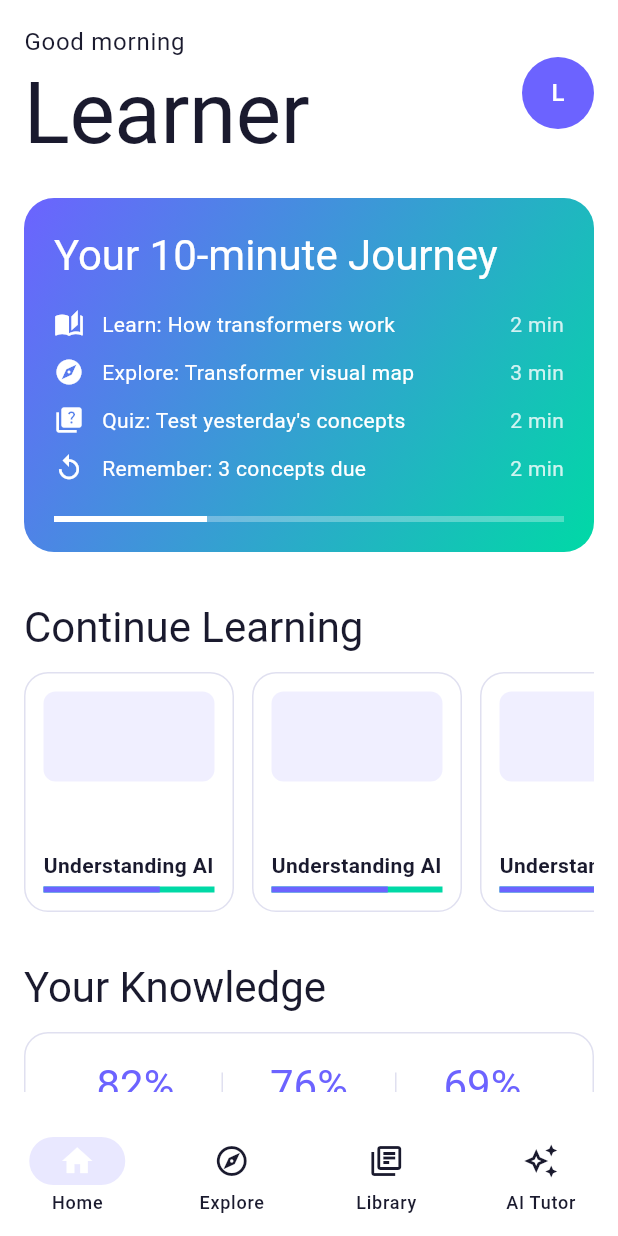
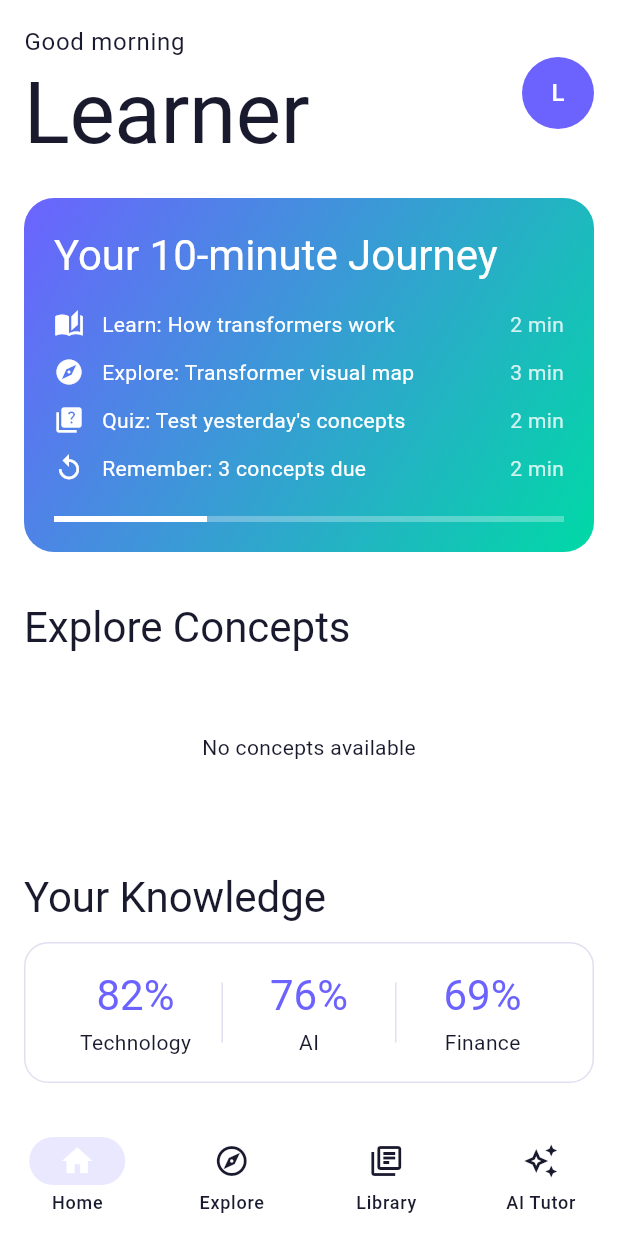
Before and after one commit to bharathramnaik/Rever, a Flutter app: the HomeScreen screen opened by its route, on a phone screen of 412 x 824 dp. Run offline on Flutter 3.47's test engine with Material 3 defaults, Android fonts, the phone set to English and light mode, and no system bars; our stand-ins replace dio, firebase_core, firebase_crashlytics, flutter_riverpod, go_router, supabase_flutter; accounts and stored records are empty.

Commit message:
Fix home screen: profile avatar navigates to /profiles, replace hardcoded mock cards with real concepts via allConceptsProvider, update tests

```diff
--- a/lib/src/data/providers/concept_providers.dart
+++ b/lib/src/data/providers/concept_providers.dart
@@ -6,6 +6,10 @@ import 'package:rever/src/data/repositories/concept_repository.dart';
 
 final conceptRepositoryProvider = Provider<ConceptRepository>((ref) {
   return ConceptRepository(ref.watch(supabaseProvider));
+});
+
+final allConceptsProvider = FutureProvider<List<ConceptModel>>((ref) {
+  return ref.watch(conceptRepositoryProvider).fetchAll();
 });
 
 final conceptsByTopicProvider =
--- a/lib/src/features/home/presentation/screens/home_screen.dart
+++ b/lib/src/features/home/presentation/screens/home_screen.dart
@@ -1,6 +1,8 @@
 import 'package:flutter/material.dart';
 import 'package:flutter_riverpod/flutter_riverpod.dart';
+import 'package:go_router/go_router.dart';
 import 'package:rever/src/core/providers/profile_provider.dart';
+import 'package:rever/src/data/providers/concept_providers.dart';
 
 class HomeScreen extends ConsumerWidget {
   const HomeScreen({super.key});
@@ -22,11 +24,11 @@ class HomeScreen extends ConsumerWidget {
                 const _DailyJourney(),
                 const SizedBox(height: 32),
                 Text(
-                  'Continue Learning',
+                  'Explore Concepts',
                   style: theme.textTheme.headlineMedium,
                 ),
                 const SizedBox(height: 12),
-                const _ContinueLearning(),
+                const _ExploreConcepts(),
                 const SizedBox(height: 32),
                 Text(
                   'Your Knowledge',
@@ -70,12 +72,15 @@ class _GreetingHeader extends ConsumerWidget {
             ],
           ),
         ),
-        CircleAvatar(
+        GestureDetector(
+          onTap: () => context.go('/profiles'),
+          child: CircleAvatar(
             radius: 24,
             backgroundColor: theme.colorScheme.primary,
             child: Text(
               (profile ?? 'L')[0],
               style: TextStyle(color: theme.colorScheme.onPrimary),
+            ),
           ),
         ),
       ],
@@ -173,21 +178,34 @@ class _JourneyItem extends StatelessWidget {
   }
 }
 
-class _ContinueLearning extends StatelessWidget {
-  const _ContinueLearning();
+class _ExploreConcepts extends ConsumerWidget {
+  const _ExploreConcepts();
 
   @override
-  Widget build(BuildContext context) {
+  Widget build(BuildContext context, WidgetRef ref) {
     final theme = Theme.of(context);
+    final conceptsAsync = ref.watch(allConceptsProvider);
 
+    return conceptsAsync.when(
+      data: (concepts) {
+        if (concepts.isEmpty) {
+          return const SizedBox(
+            height: 100,
+            child: Center(child: Text('No concepts available')),
+          );
+        }
+        final display = concepts.take(6).toList();
         return SizedBox(
-      height: 160,
+          height: 180,
           child: ListView.builder(
             scrollDirection: Axis.horizontal,
-        itemCount: 5,
+            itemCount: display.length,
             itemBuilder: (context, index) {
-          return Container(
-            width: 140,
+              final concept = display[index];
+              return GestureDetector(
+                onTap: () => context.go('/concept/${concept.slug}'),
+                child: Container(
+                  width: 150,
                   margin: const EdgeInsets.only(right: 12),
                   decoration: BoxDecoration(
                     color: theme.colorScheme.surface,
@@ -200,23 +218,52 @@ class _ContinueLearning extends StatelessWidget {
                     children: [
                       Container(
                         height: 60,
+                        width: double.infinity,
                         decoration: BoxDecoration(
-                    color: theme.colorScheme.primary.withValues(alpha: 0.1),
+                          color: theme.colorScheme.primary
+                              .withValues(alpha: 0.1),
                           borderRadius: BorderRadius.circular(8),
+                        ),
+                        child: Center(
+                          child: Icon(Icons.auto_stories,
+                              color: theme.colorScheme.primary),
                         ),
                       ),
                       const Spacer(),
                       Text(
-                  'Understanding AI',
+                        concept.title,
+                        maxLines: 1,
+                        overflow: TextOverflow.ellipsis,
                         style: theme.textTheme.bodyMedium
                             ?.copyWith(fontWeight: FontWeight.w600),
                       ),
                       const SizedBox(height: 4),
-                const LinearProgressIndicator(value: 0.68),
+                      LinearProgressIndicator(
+                        value: 0.3 + (index * 0.1),
+                      ),
+                      const SizedBox(height: 4),
+                      Text(
+                        concept.difficulty,
+                        style: theme.textTheme.bodySmall?.copyWith(
+                          color: theme.colorScheme.onSurface
+                              .withValues(alpha: 0.6),
+                        ),
+                      ),
                     ],
+                  ),
                 ),
               );
             },
+          ),
+        );
+      },
+      loading: () => const SizedBox(
+        height: 100,
+        child: Center(child: CircularProgressIndicator()),
+      ),
+      error: (e, _) => SizedBox(
+        height: 100,
+        child: Center(child: Text('$e')),
       ),
     );
   }
```
Also changed, not shown: lib/src/data/repositories/concept_repository.dart (+8 -0 lines), 2 other files. Lines whose indentation alone changed are shown as unchanged.
